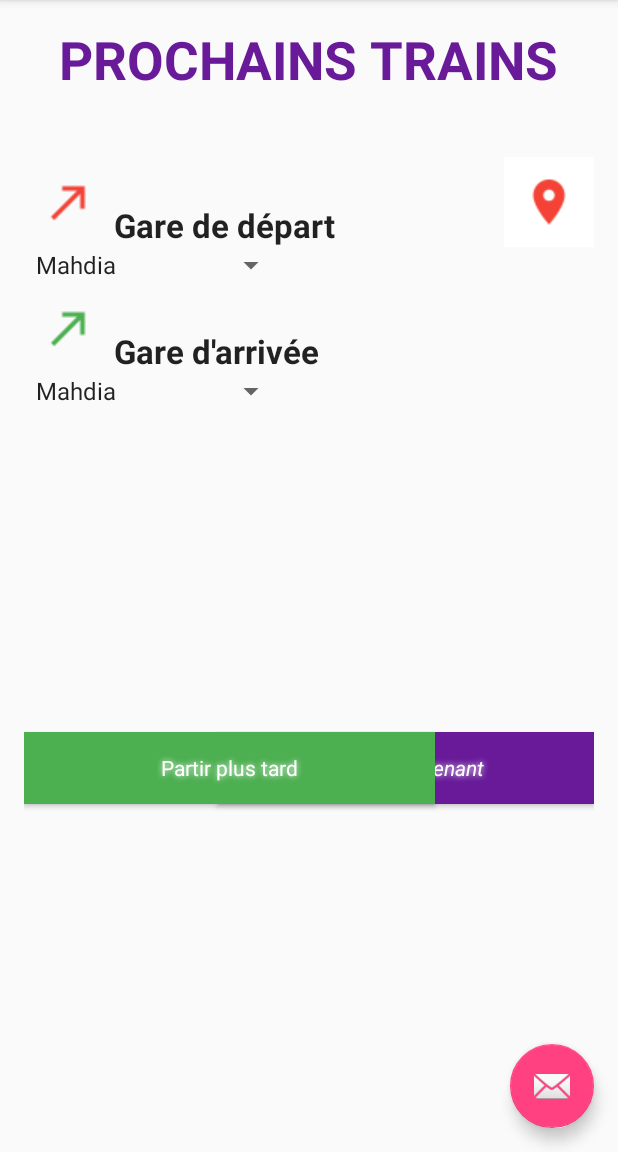
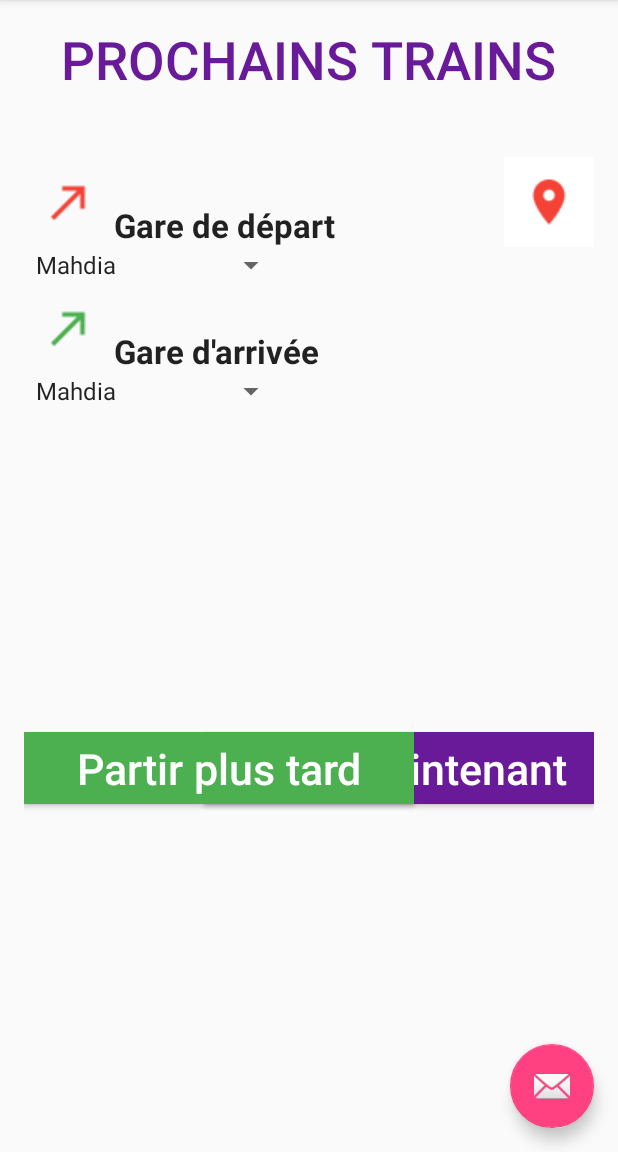
Before and after one commit to benzineb/ProjectWithZied, an Android app: the screen it shows after launch (MainActivity), on a phone screen of 412 x 824 dp, the part 84-1236 px from its top. Run offline under Robolectric (Android 15) with nearby library versions, the phone set to English and light mode, and no system bars.

Commit message:
chwaya taghyirat fl font

```diff
--- a/app/src/main/java/com/example/user/projectwithzied/MainActivity.java
+++ b/app/src/main/java/com/example/user/projectwithzied/MainActivity.java
@@ -6,6 +6,7 @@ import android.content.DialogInterface;
 import android.content.Intent;
 import android.content.pm.PackageManager;
 import android.database.Cursor;
+import android.graphics.Typeface;
 import android.location.Location;
 import android.os.Bundle;
 import android.os.PersistableBundle;
@@ -26,6 +27,7 @@ import android.widget.ArrayAdapter;
 import android.widget.Button;
 import android.widget.ListView;
 import android.widget.Spinner;
+import android.widget.TextView;
 import android.widget.Toast;
 
 import com.google.android.gms.common.ConnectionResult;
@@ -73,8 +75,14 @@ public class MainActivity extends AppCompatActivity  implements GoogleApiClient.
 
         Toolbar toolbar = (Toolbar) findViewById(R.id.toolbar);
         setSupportActionBar(toolbar);
+        TextView prochain=(TextView) findViewById(R.id.title) ;
         Button partir = (Button) findViewById(R.id.maintenant);
         Button partirpl = (Button) findViewById(R.id.partirpl);
+        Typeface roboto = Typeface.createFromAsset(getAssets(),
+                "font/Roboto-Medium.ttf"); //use this.getAssets if you are calling from an Activity
+        partirpl.setTypeface(roboto);
+        partir.setTypeface(roboto);
+        prochain.setTypeface(roboto);
         this.arraySpinner = new String[]{
 
                 "Mahdia",
--- a/app/src/main/res/layout/content_main.xml
+++ b/app/src/main/res/layout/content_main.xml
@@ -97,6 +97,7 @@
         android:id="@+id/imageButton"
         android:background="@color/white"
         android:src="@drawable/ic_action_room"
+
         android:layout_alignTop="@+id/imageView2"
         android:layout_alignParentRight="true"
         android:layout_alignParentEnd="true" />
@@ -110,34 +111,32 @@
 
         <Button
             style="@style/MyButton"
-            android:layout_width="251dp"
+            android:layout_width="260dp"
             android:layout_height="wrap_content"
             android:text="Partir maintenant"
             android:textStyle="italic"
-            android:elevation="5dp"
+            android:height="32dp"
+            android:paddingLeft="16dp"
+            android:paddingRight="16dp"
+            android:textSize="13pt"
             android:background="@color/mauve"
             android:id="@+id/maintenant"
             android:layout_alignParentRight="true"
             android:layout_alignParentEnd="true"
             android:layout_alignBottom="@+id/partirpl"
             android:layout_alignTop="@+id/partirpl"
-            android:shadowColor="@color/white"
-            android:shadowDx="0"
-            android:shadowDy="0"
-            android:shadowRadius="5"
+
             />
         <Button style="@style/MyButton"
-            android:layout_width="274dp"
+            android:layout_width="260dp"
             android:layout_height="wrap_content"
             android:text="@string/plustard"
             android:textColor="@color/white"
             android:background="@color/green"
             android:id="@+id/partirpl"
-            android:shadowColor="@color/white"
-            android:shadowDx="0"
-            android:shadowDy="0"
-            android:shadowRadius="5"
-
+            android:paddingLeft="16dp"
+            android:paddingRight="16dp"
+            android:textSize="13pt"
             android:layout_gravity="right"
             android:layout_centerVertical="true"
             android:layout_alignParentLeft="true"
```
Also changed, not shown: app/src/main/assets/font/Roboto-Medium.ttf (added).
